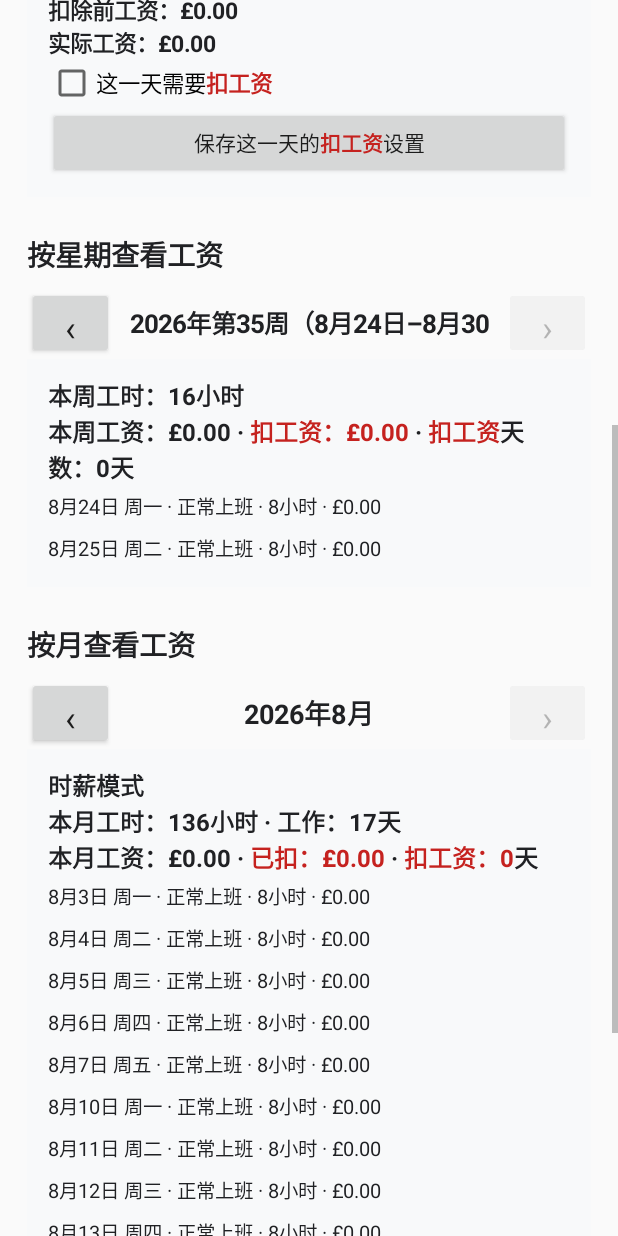
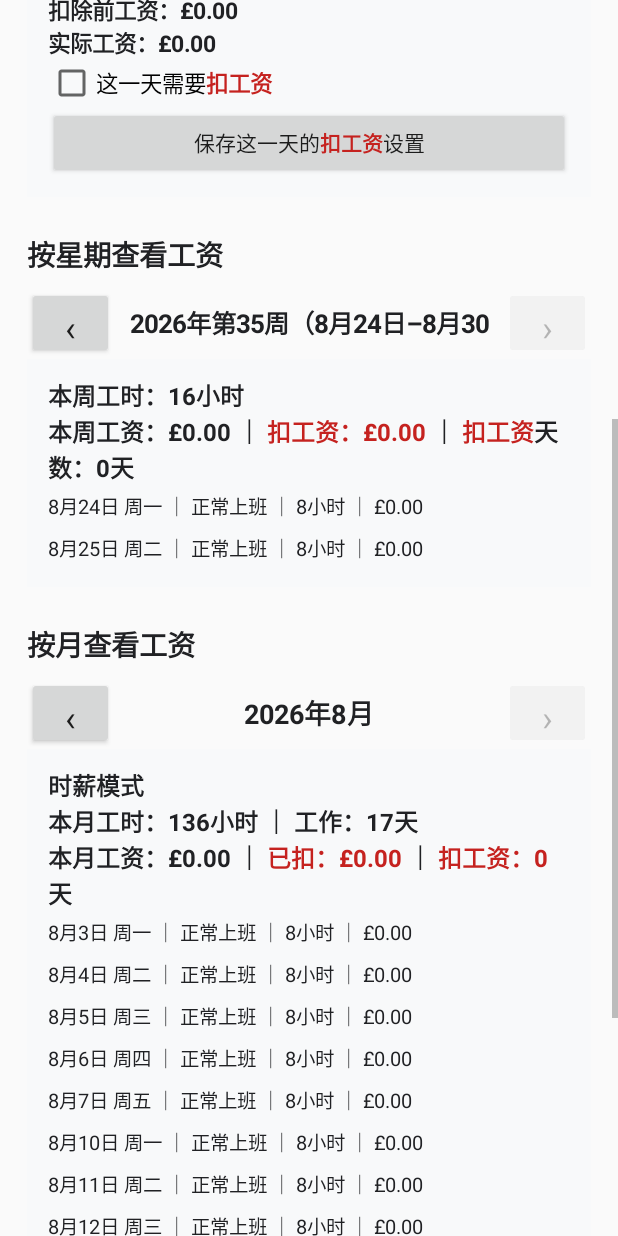
Before and after one commit to yagay/work, an Android app: the WageActivity screen opened directly, with no data from a screen before it, scrolled down 576 dp, on a phone screen of 412 x 824 dp. Run offline under Robolectric (Android 15) with nearby library versions, the phone set to English and light mode, and no system bars.

Commit message:
Use vertical bars as app separators

```diff
--- a/app/src/main/java/com/example/workhours/WageActivity.java
+++ b/app/src/main/java/com/example/workhours/WageActivity.java
@@ -325,16 +325,16 @@ public class WageActivity extends Activity {
             hours += h;
             wage += after;
             if (isDeducted(d)) { deduction += before; deductionDays++; }
-            TextView row = text(d.format(df) + " · " + getDayStatus(d)
-                    + " · " + formatHours(h) + " · " + money(after)
-                    + (isDeducted(d) ? " · 已扣工资" : ""), 13, isDeducted(d));
+            TextView row = text(d.format(df) + " ｜ " + getDayStatus(d)
+                    + " ｜ " + formatHours(h) + " ｜ " + money(after)
+                    + (isDeducted(d) ? " ｜ 已扣工资" : ""), 13, isDeducted(d));
             row.setPadding(0, dp(4), 0, dp(4));
             weekDetails.addView(row);
         }
         weekSummary.setText("本周工时：" + formatHours(hours)
                 + "\n本周工资：" + money(wage)
-                + " · 扣工资：" + money(deduction)
-                + " · 扣工资天数：" + deductionDays + "天");
+                + " ｜ 扣工资：" + money(deduction)
+                + " ｜ 扣工资天数：" + deductionDays + "天");
     }
 
     private void refreshMonth() {
@@ -366,19 +366,19 @@ public class WageActivity extends Activity {
             if (h > 0) workDays++;
             if (isDeducted(d)) { deduction += before; deductionDays++; }
             if (h > 0 || before > 0 || isDeducted(d) || isLeave(d) || isBankHoliday(d)) {
-                TextView row = text(d.format(df) + " · " + getDayStatus(d)
-                        + " · " + formatHours(h) + " · " + money(after)
-                        + (isDeducted(d) ? " · 已扣工资" : ""), 13, isDeducted(d));
+                TextView row = text(d.format(df) + " ｜ " + getDayStatus(d)
+                        + " ｜ " + formatHours(h) + " ｜ " + money(after)
+                        + (isDeducted(d) ? " ｜ 已扣工资" : ""), 13, isDeducted(d));
                 row.setPadding(0, dp(4), 0, dp(4));
                 monthDetails.addView(row);
             }
         }
         String modeText = isMonthlyMode() ? "月薪模式" : "时薪模式";
         monthSummary.setText(modeText
-                + "\n本月工时：" + formatHours(hours) + " · 工作：" + workDays + "天"
+                + "\n本月工时：" + formatHours(hours) + " ｜ 工作：" + workDays + "天"
                 + "\n本月工资：" + money(wage)
-                + " · 已扣：" + money(deduction)
-                + " · 扣工资：" + deductionDays + "天");
+                + " ｜ 已扣：" + money(deduction)
+                + " ｜ 扣工资：" + deductionDays + "天");
     }
 
     private float getWageForDate(LocalDate date) {
--- a/app/src/main/java/com/example/workhours/WorkHoursApplication.java
+++ b/app/src/main/java/com/example/workhours/WorkHoursApplication.java
@@ -73,7 +73,7 @@ public class WorkHoursApplication extends Application {
     private static final Pattern DEDUCT_PATTERN =
             Pattern.compile("(?:已扣|扣工资)(?:\\s*[:：]?\\s*-?£?[0-9.,]+|\\s*[:：]?\\s*\\d+天)?");
     private static final Pattern OVERTIME_PATTERN =
-            Pattern.compile("加班(?:\\s*[:：]?\\s*[^\\n·）)]*)?");
+            Pattern.compile("加班(?:\\s*[:：]?\\s*[^\\n｜）)]*)?");
 
     @Override
     public void onCreate() {
```
Also changed, not shown: app/src/main/java/com/example/workhours/MainActivity.java (+7 -7 lines).
